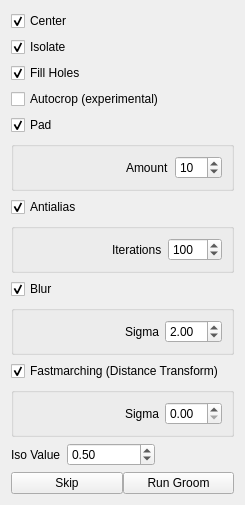
This is src/Application/Groom/GroomTool.ui in SCIInstitute/ShapeWorks as Qt 5 draws it before an edit. The edited form follows.
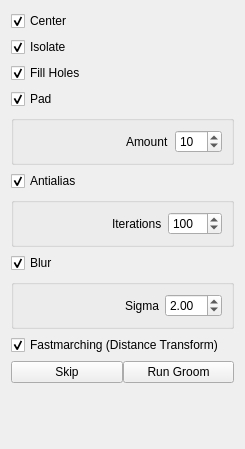
This is the edited form.

Commit message: #86 part 1 finished. Autocrop removed, closes #82. ITK distance map used for groom instead, closes #76, closes #81, closes #79. Fixed a blur bug. prevents loading data with different spacing and voxel sizing. Better progress reporting for groom.

```diff
--- a/src/Application/Groom/GroomTool.ui
+++ b/src/Application/Groom/GroomTool.ui
@@ -55,16 +55,6 @@
        </property>
       </widget>
      </item>
-     <item>
-      <widget class="QCheckBox" name="autocrop_checkbox">
-       <property name="text">
-        <string>Autocrop (experimental)</string>
-       </property>
-       <property name="checked">
-        <bool>false</bool>
-       </property>
-      </widget>
-     </item>
      <item>
       <widget class="QCheckBox" name="autopad_checkbox">
        <property name="text">
@@ -219,85 +209,6 @@
        </property>
       </widget>
      </item>
-     <item>
-      <widget class="QGroupBox" name="fastmarching_groupbox">
-       <property name="title">
-        <string/>
-       </property>
-       <layout class="QVBoxLayout" name="verticalLayout_3">
-        <item>
-         <layout class="QHBoxLayout" name="horizontalLayout_6">
-          <property name="topMargin">
-           <number>0</number>
-          </property>
-          <item>
-           <spacer name="horizontalSpacer_5">
-            <property name="orientation">
-             <enum>Qt::Horizontal</enum>
-            </property>
-            <property name="sizeHint" stdset="0">
-             <size>
-              <width>40</width>
-              <height>20</height>
-             </size>
-            </property>
-           </spacer>
-          </item>
-          <item>
-           <widget class="QLabel" name="sigma2">
-            <property name="text">
-             <string>Sigma</string>
-            </property>
-           </widget>
-          </item>
-          <item>
-           <widget class="QDoubleSpinBox" name="fastmarch_sigma"/>
-          </item>
-         </layout>
-        </item>
-       </layout>
-      </widget>
-     </item>
-     <item>
-      <layout class="QHBoxLayout" name="horizontalLayout_5">
-       <property name="topMargin">
-        <number>0</number>
-       </property>
-       <item>
-        <widget class="QLabel" name="label">
-         <property name="text">
-          <string>Iso Value</string>
-         </property>
-        </widget>
-       </item>
-       <item>
-        <widget class="QDoubleSpinBox" name="iso_value">
-         <property name="minimum">
-          <double>-999999999.000000000000000</double>
-         </property>
-         <property name="maximum">
-          <double>999999999.000000000000000</double>
-         </property>
-         <property name="value">
-          <double>0.500000000000000</double>
-         </property>
-        </widget>
-       </item>
-       <item>
-        <spacer name="horizontalSpacer_3">
-         <property name="orientation">
-          <enum>Qt::Horizontal</enum>
-         </property>
-         <property name="sizeHint" stdset="0">
-          <size>
-           <width>40</width>
-           <height>20</height>
-          </size>
-         </property>
-        </spacer>
-       </item>
-      </layout>
-     </item>
     </layout>
    </item>
    <item>
```
Left out of the diff: 3 changed lines with no effect on the pictures. The commit also changes 9 other files.
